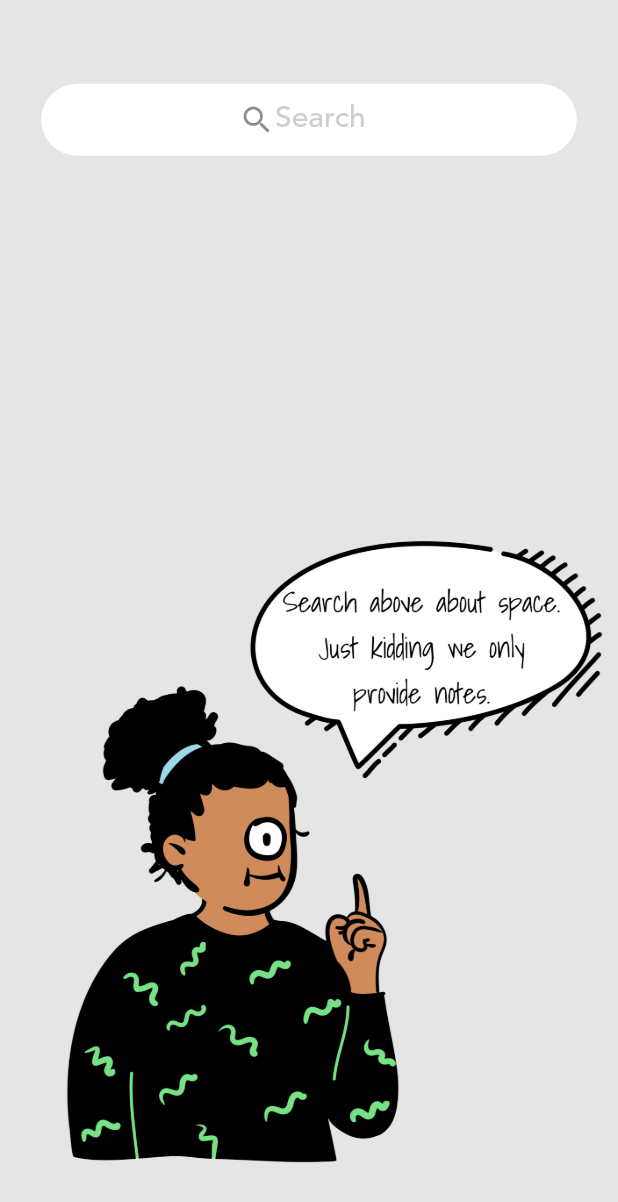
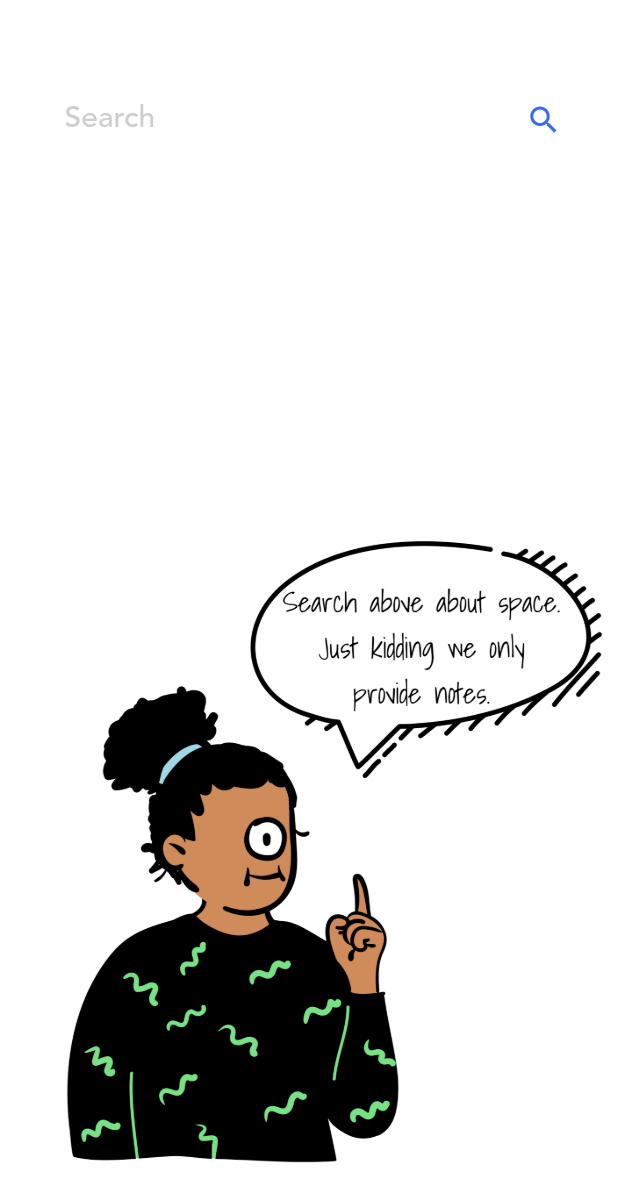
Before and after one commit to Sahil-107/notio, a Flutter app: the Search screen opened directly, on a phone screen of 412 x 824 dp. Shown: the top 1202 px of the screen. Run offline on Flutter 3.47's test engine with Material 2 defaults, Android fonts, the phone set to English and light mode, and no system bars; our stand-ins replace carousel_slider, double_back_to_close, flutter_spinkit, get, sliding_up_panel, story_view and 1 more; missing offline and left inert: flutter_cached_pdfview, flutter_windowmanager.

Commit message:
search_bar

```diff
--- a/lib/Screens/Search.dart
+++ b/lib/Screens/Search.dart
@@ -17,6 +17,7 @@ class _SearchState extends State<Search> {
   @override
   Widget build(BuildContext context) {
     return Scaffold(
+        backgroundColor: Colors.white.withOpacity(0.5),
         body: Column(
           children: [
             SizedBox(
@@ -26,6 +27,11 @@ class _SearchState extends State<Search> {
               margin: EdgeInsets.symmetric(horizontal: getwidth(context, 25)),
               decoration: BoxDecoration(
                   borderRadius: BorderRadius.circular(50), color: Colors.white),
+              child: Padding(
+                padding: const EdgeInsets.symmetric(horizontal: 10),
+                child: Row(
+                  children: [
+                    Expanded(
                       child: TextField(
                         onChanged: (value) {
                           setState(() {
@@ -33,13 +39,22 @@ class _SearchState extends State<Search> {
                           });
                         },
                         decoration: InputDecoration(
-                prefixIcon: Padding(
-                    padding: EdgeInsets.only(left: getwidth(context, 120)),
-                    child: Icon(Icons.search)),
+                            // prefixIcon: Padding(
+                            //     padding: EdgeInsets.only(left: getwidth(context, 120)),
+                            //     child: Icon(Icons.search)),
                             border: InputBorder.none,
-                hintText: "Search",
+                            hintText: " Search",
                             hintStyle: TextStyle(
-                    fontSize: 20, color: Colors.grey.withOpacity(0.5))),
+                                fontSize: 20,
+                                color: Colors.grey.withOpacity(0.5))),
+                      ),
+                    ),
+                    Icon(
+                      Icons.search,
+                      color: blueColor,
+                    )
+                  ],
+                ),
               ),
             ),
             Spacer(),
```
Lines whose indentation alone changed are shown as unchanged.
